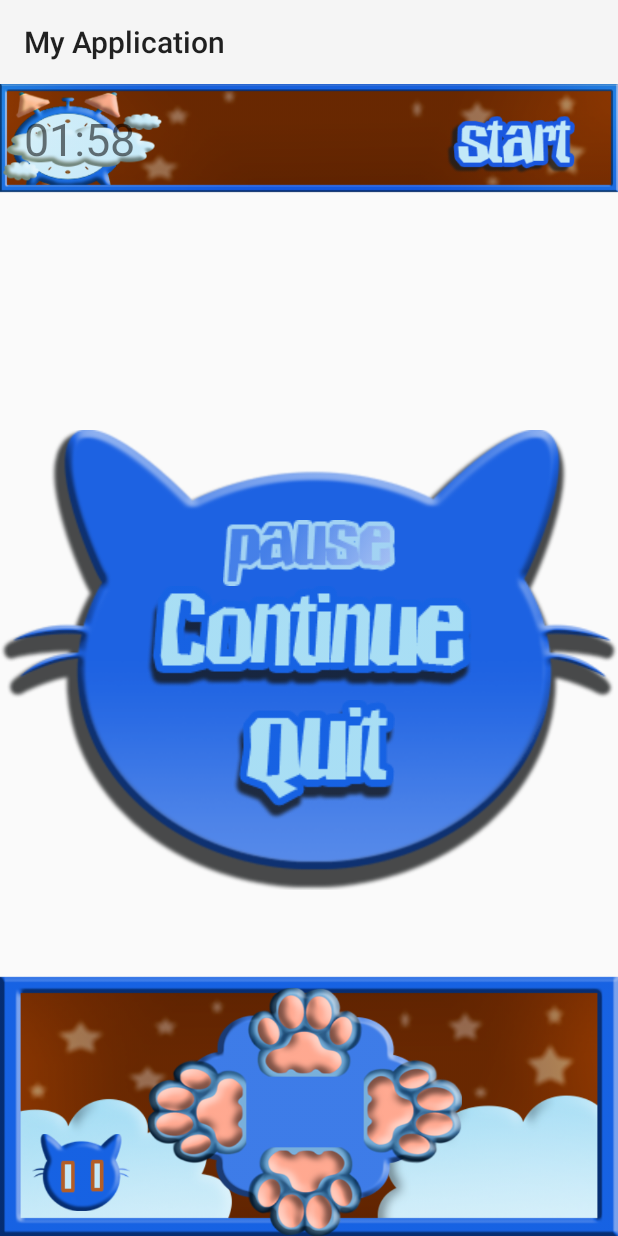
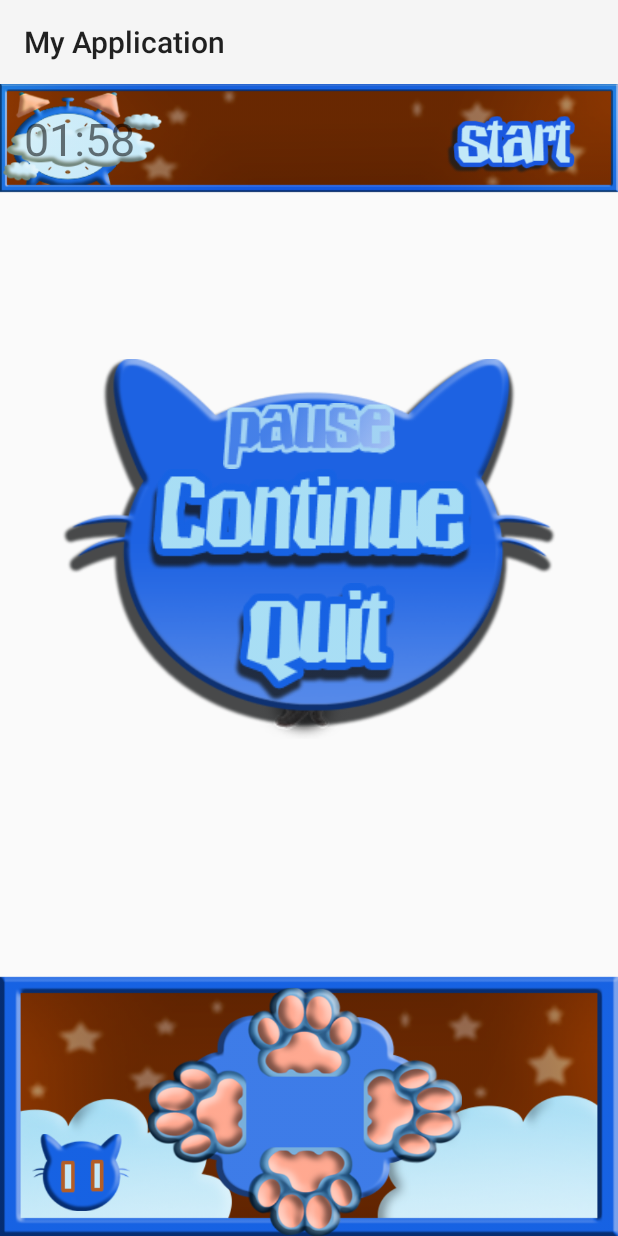
Before and after one commit to valsar6/CarolaApp, an Android app: the screen it shows after launch (MainActivity), after a tap on "pausa", on a phone screen of 412 x 824 dp. Run offline under Robolectric (Android 15) with nearby library versions, the phone set to English and light mode, and no system bars; 1 other tap on this screen came first.

Commit message:
Aggiornandone le cose

```diff
--- a/app/src/main/java/com/valnie/myapplication/GameLevel.java
+++ /dev/null
@@ -1,4 +0,0 @@
-package com.valnie.myapplication;
-
-public class GameLevel {
-}
--- a/app/src/main/res/layout/pause_layout.xml
+++ b/app/src/main/res/layout/pause_layout.xml
@@ -10,10 +10,13 @@
         android:id="@+id/pausemenu"
         android:layout_width="wrap_content"
         android:layout_height="wrap_content"
+        android:scaleX="0.8"
+        android:scaleY="0.8"
         app:layout_constraintBottom_toBottomOf="parent"
         app:layout_constraintEnd_toEndOf="parent"
         app:layout_constraintStart_toStartOf="parent"
         app:layout_constraintTop_toTopOf="parent"
+        app:layout_constraintVertical_bias="0.32999998"
         app:srcCompat="@drawable/pausemenu" />
 
     <ImageView
```
